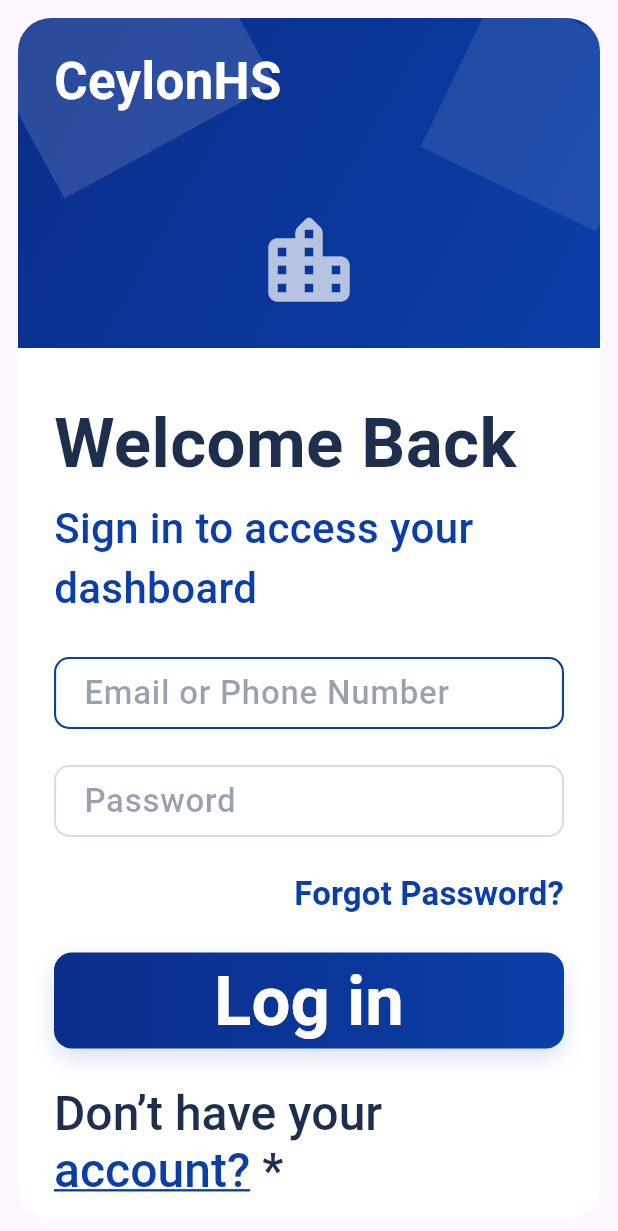
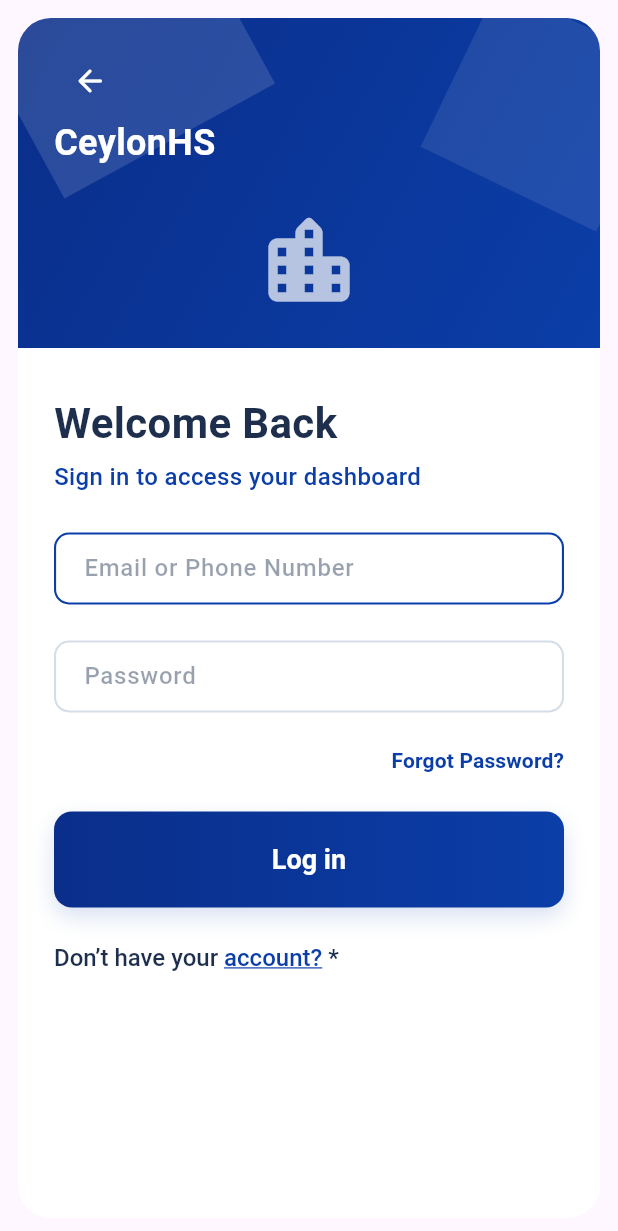
Before and after one commit to DulshanV/SDGP-CS-15-flutter, a Flutter app: the screen it shows after launch, after a tap on "Log in", on a phone screen of 412 x 824 dp. Shown: the top 1231 px of the screen. Run offline on Flutter 3.47's test engine with Material 3 defaults, Android fonts, the phone set to English and light mode, and no system bars.

Commit message:
Refactor font sizes and add back navigation buttons in SignUp and Login pages for improved UI consistency and user navigation

```diff
--- a/flutter_application_1/lib/main.dart
+++ b/flutter_application_1/lib/main.dart
@@ -118,7 +118,7 @@ class IntroPage extends StatelessWidget {
                       ),
                       child: const Text(
                         'Sign in',
-                        style: TextStyle(fontSize: 16, fontWeight: FontWeight.w700),
+                        style: TextStyle(fontSize: 13, fontWeight: FontWeight.w700),
                       ),
                     ),
                   ),
@@ -143,7 +143,7 @@ class IntroPage extends StatelessWidget {
                       ),
                       child: const Text(
                         'Log in',
-                        style: TextStyle(fontSize: 16, fontWeight: FontWeight.w700),
+                        style: TextStyle(fontSize: 13, fontWeight: FontWeight.w700),
                       ),
                     ),
                   ),
@@ -946,11 +946,19 @@ class SignUpPage extends StatelessWidget {
                           children: [
                             Row(
                               children: [
+                                IconButton(
+                                  onPressed: () => Navigator.of(context).pop(),
+                                  icon: const Icon(
+                                    Icons.arrow_back_rounded,
+                                    color: Colors.white,
+                                    size: 24,
+                                  ),
+                                ),
                                 const Text(
                                   'CeylonHS',
                                   style: TextStyle(
                                     color: Colors.white,
-                                    fontSize: 34,
+                                    fontSize: 24,
                                     fontWeight: FontWeight.w700,
                                   ),
                                 ),
@@ -985,7 +993,7 @@ class SignUpPage extends StatelessWidget {
                           'Create Your Account',
                           style: TextStyle(
                             color: Color(0xFF1D2F4D),
-                            fontSize: 46,
+                            fontSize: 28,
                             fontWeight: FontWeight.w700,
                           ),
                         ),
@@ -994,7 +1002,7 @@ class SignUpPage extends StatelessWidget {
                           'Sign up to get instant HS codes',
                           style: TextStyle(
                             color: primaryBlue,
-                            fontSize: 28,
+                            fontSize: 16,
                             fontWeight: FontWeight.w500,
                           ),
                         ),
@@ -1048,7 +1056,7 @@ class SignUpPage extends StatelessWidget {
                                   borderRadius: BorderRadius.circular(12),
                                 ),
                                 textStyle: const TextStyle(
-                                  fontSize: 46,
+                                  fontSize: 18,
                                   fontWeight: FontWeight.w700,
                                 ),
                               ),
@@ -1130,11 +1138,22 @@ class LoginPage extends StatelessWidget {
                         child: Column(
                           crossAxisAlignment: CrossAxisAlignment.start,
                           children: [
+                            Align(
+                              alignment: Alignment.centerLeft,
+                              child: IconButton(
+                                onPressed: () => Navigator.of(context).pop(),
+                                icon: const Icon(
+                                  Icons.arrow_back_rounded,
+                                  color: Colors.white,
+                                  size: 24,
+                                ),
+                              ),
+                            ),
                             const Text(
                               'CeylonHS',
                               style: TextStyle(
                                 color: Colors.white,
-                                fontSize: 34,
+                                fontSize: 24,
                                 fontWeight: FontWeight.w700,
                               ),
                             ),
@@ -1164,7 +1183,7 @@ class LoginPage extends StatelessWidget {
                           'Welcome Back',
                           style: TextStyle(
                             color: Color(0xFF1D2F4D),
-                            fontSize: 46,
+                            fontSize: 28,
                             fontWeight: FontWeight.w700,
                           ),
                         ),
@@ -1173,7 +1192,7 @@ class LoginPage extends StatelessWidget {
                           'Sign in to access your dashboard',
                           style: TextStyle(
                             color: primaryBlue,
-                            fontSize: 28,
+                            fontSize: 16,
                             fontWeight: FontWeight.w500,
                           ),
                         ),
@@ -1203,7 +1222,7 @@ class LoginPage extends StatelessWidget {
                             child: const Text(
                               'Forgot Password?',
                               style: TextStyle(
-                                fontSize: 22,
+                                fontSize: 14,
                                 fontWeight: FontWeight.w600,
                               ),
                             ),
@@ -1247,7 +1266,7 @@ class LoginPage extends StatelessWidget {
                                   borderRadius: BorderRadius.circular(12),
                                 ),
                                 textStyle: const TextStyle(
-                                  fontSize: 46,
+                                  fontSize: 18,
                                   fontWeight: FontWeight.w700,
                                 ),
                               ),
@@ -1260,7 +1279,7 @@ class LoginPage extends StatelessWidget {
                           text: const TextSpan(
                             style: TextStyle(
                               color: Color(0xFF1D2F4D),
-                              fontSize: 32,
+                              fontSize: 16,
                               fontWeight: FontWeight.w500,
                             ),
                             children: [
@@ -1303,14 +1322,14 @@ class _LoginMockField extends StatelessWidget {
         obscureText: hintText == 'Password',
         style: const TextStyle(
           color: Color(0xFF1D2F4D),
-          fontSize: 22,
+          fontSize: 16,
           fontWeight: FontWeight.w500,
         ),
         decoration: InputDecoration(
           hintText: hintText,
           hintStyle: TextStyle(
             color: const Color(0xFF1D2F4D).withValues(alpha: 0.45),
-            fontSize: 22,
+            fontSize: 16,
             fontWeight: FontWeight.w500,
           ),
           filled: true,
```
